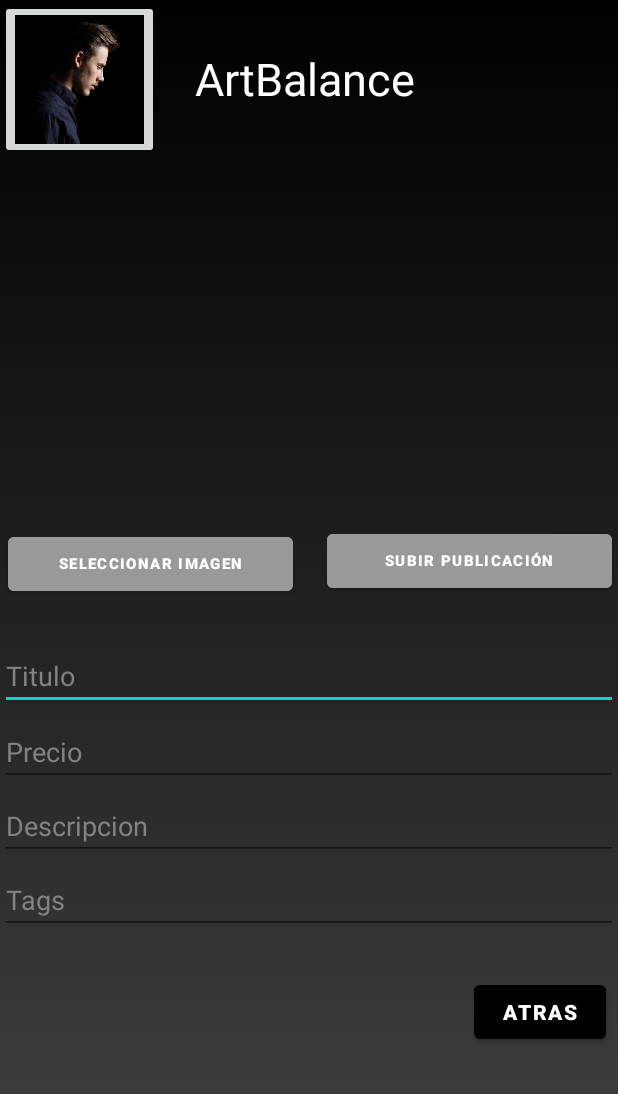
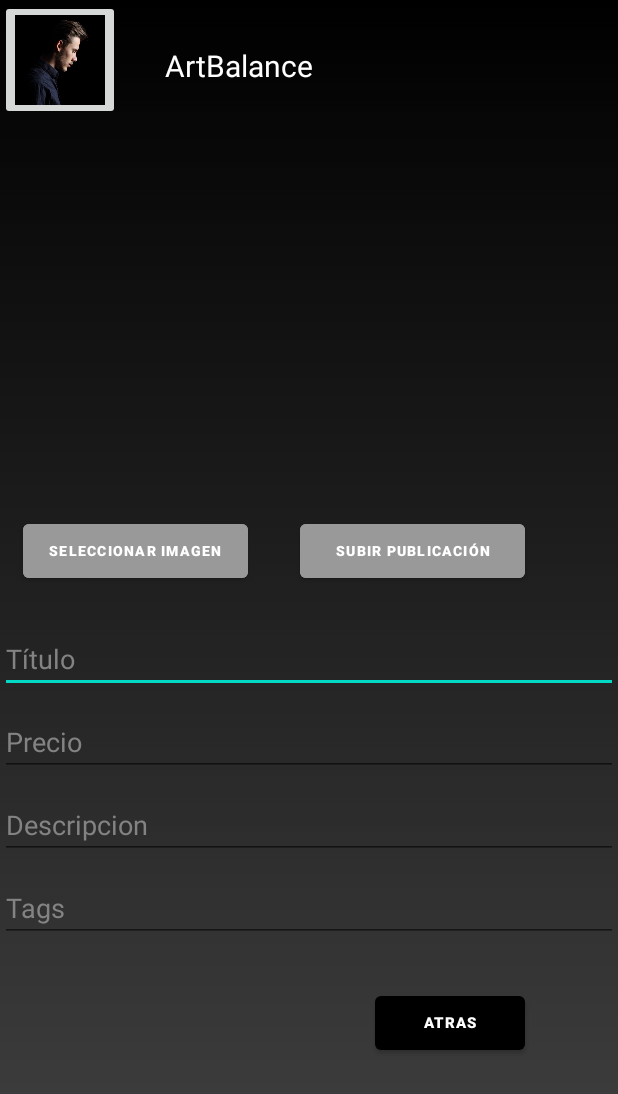
Before and after one commit to Naza-Calampuca/ArtBalance, an Android app: the SuirPublicacion screen opened directly, with no data from a screen before it, on a phone screen of 412 x 824 dp. Shown: the top 1094 px of the screen. Run offline under Robolectric (Android 15) with nearby library versions, the phone set to English and light mode, and no system bars; our stand-ins replace Firebase (no records; nobody signed in at launch, a user with empty details on screens opened directly).

Commit message:
Cambiando a Relative 2.0

```diff
--- a/app/src/main/java/com/example/artbalance/SuirPublicacion.java
+++ b/app/src/main/java/com/example/artbalance/SuirPublicacion.java
@@ -69,6 +69,16 @@ public class SuirPublicacion extends AppCompatActivity {
 
         //La informacion parece estar bien en el login, el problema es que acá la recibe mal y lo deja en null a mail
         // direccion de botones
+
+        ArtBalance.setOnClickListener(new View.OnClickListener() {
+
+            @Override
+            public void onClick(View v) {
+
+                Intent l = new Intent(SuirPublicacion.this, MainActivity.class);
+                startActivity(l);
+            }
+        });
 
         BotonPerfil.setOnClickListener(new View.OnClickListener() {
 
--- a/app/src/main/res/layout/activity_perfil_usuario.xml
+++ b/app/src/main/res/layout/activity_perfil_usuario.xml
@@ -22,7 +22,7 @@
         android:id="@+id/textView2"
         android:layout_width="wrap_content"
         android:layout_height="wrap_content"
-        android:layout_marginStart="90dp"
+        android:layout_marginStart="40dp"
         android:layout_marginTop="110dp"
         android:layout_marginRight="132dp"
         android:text="ArtBalance"
@@ -31,7 +31,7 @@
         android:textStyle="bold"
         app:layout_constraintRight_toRightOf="parent"
         app:layout_constraintStart_toEndOf="@+id/BotonPerfil"
-        app:layout_constraintTop_toTopOf="parent"/>
+        app:layout_constraintTop_toTopOf="parent" />
 
     <Button
         android:id="@+id/BotonCerrarSesion"
--- a/app/src/main/res/layout/activity_suir_publicacion.xml
+++ b/app/src/main/res/layout/activity_suir_publicacion.xml
@@ -8,132 +8,116 @@
     android:layout_width="match_parent"
     android:background="@drawable/gradient_background">
 
-    <androidx.constraintlayout.widget.ConstraintLayout
+    <RelativeLayout
         android:layout_width="match_parent"
         android:layout_height="match_parent">
 
         <ImageButton
             android:id="@+id/BotonPerfil"
-            android:layout_width="106dp"
-            android:layout_height="106dp"
+            android:layout_width="80dp"
+            android:layout_height="80dp"
             android:onClick="EntrarPerfil"
             android:scaleType="centerCrop"
-            android:src="@drawable/perfil"
-            app:layout_constraintLeft_toLeftOf="parent"
-            app:layout_constraintTop_toTopOf="parent"/>
+            android:src="@drawable/perfil"/>
 
         <TextView
-            android:id="@+id/TextView2"
+            android:id="@+id/textView2"
             android:layout_width="wrap_content"
             android:layout_height="wrap_content"
-            android:layout_marginStart="24dp"
-            android:layout_marginLeft="24dp"
-            android:layout_marginTop="32dp"
-            android:layout_marginRight="132dp"
             android:text="ArtBalance"
             android:textColor="@color/white"
-            android:textSize="30dp"
-            app:layout_constraintRight_toRightOf="parent"
-            app:layout_constraintStart_toEndOf="@+id/BotonPerfil"
-            app:layout_constraintTop_toTopOf="parent" />
+            android:textSize="20dp"
+            android:layout_marginStart="110dp"
+            android:layout_marginTop="30dp"/>
 
         <ImageView
             android:id="@+id/fotoprueba"
-            android:layout_width="359dp"
-            android:layout_height="234dp"
-            android:layout_marginStart="10dp"
-            android:layout_marginLeft="10dp"
+            android:layout_width="360dp"
+            android:layout_height="235dp"
+            app:backgroundTint="#FFFFFF"
+            android:layout_below="@+id/textView2"
             android:layout_marginTop="35dp"
-            android:layout_marginEnd="10dp"
-            android:layout_marginRight="10dp"
-            app:backgroundTint="#FFFFFF"
-            app:layout_constraintEnd_toEndOf="parent"
-            app:layout_constraintStart_toStartOf="parent"
-            app:layout_constraintTop_toBottomOf="@+id/TextView2"/>
+            android:layout_marginStart="25dp"/>
 
         <Button
             android:id="@+id/selectImagebtn"
-            android:layout_width="190dp"
+            android:layout_width="150dp"
             android:layout_height="wrap_content"
-            android:layout_marginLeft="5dp"
-            android:layout_marginTop="10dp"
             android:backgroundTint="#9A9999"
             android:text="Seleccionar Imagen"
-            android:textSize="10dp"
+            android:textSize="9dp"
             android:textStyle="bold"
             app:backgroundTint="#FFFFFF"
-            app:layout_constraintLeft_toLeftOf="parent"
-            app:layout_constraintTop_toBottomOf="@+id/fotoprueba" />
+            android:layout_below="@+id/fotoprueba"
+            android:layout_marginTop="15dp"
+            android:layout_marginStart="15dp"/>
 
         <Button
             android:id="@+id/uploadimagebtn"
-            android:layout_width="190dp"
+            android:layout_width="150dp"
             android:layout_height="wrap_content"
-            android:layout_marginTop="8dp"
-            android:layout_marginRight="4dp"
             android:backgroundTint="#9A9999"
             android:text="Subir Publicación"
             android:textColor="#FFFFFF"
-            android:textSize="10dp"
+            android:textSize="9dp"
             android:textStyle="bold"
             app:backgroundTint="#FFFFFF"
-            app:layout_constraintRight_toRightOf="parent"
-            app:layout_constraintTop_toBottomOf="@+id/fotoprueba" />
+            android:layout_below="@+id/fotoprueba"
+            android:layout_marginTop="15dp"
+            android:layout_marginStart="200dp"/>
 
         <EditText
             android:id="@+id/NombreImg"
             android:layout_width="match_parent"
             android:layout_height="wrap_content"
-            android:layout_marginTop="28dp"
-            android:hint="Titulo"
+            android:layout_marginTop="25dp"
+            android:hint="Título"
             android:textColor="#FFFFFF"
             android:textColorHint="#838383"
-            app:layout_constraintTop_toBottomOf="@+id/selectImagebtn" />
+            android:layout_below="@id/selectImagebtn"/>
 
         <EditText
             android:id="@+id/Precio"
             android:layout_width="match_parent"
             android:layout_height="wrap_content"
-            android:layout_marginTop="5dp"
+            android:layout_marginTop="10dp"
             android:hint="Precio"
             android:textColor="#FFFFFF"
             android:textColorHint="#838383"
-            app:layout_constraintTop_toBottomOf="@id/NombreImg" />
+            android:layout_below="@id/NombreImg"/>
 
         <EditText
             android:id="@+id/descripcion_img"
             android:layout_width="match_parent"
             android:layout_height="wrap_content"
-            android:layout_marginTop="4dp"
+            android:layout_marginTop="10dp"
             android:hint="Descripcion"
             android:textColor="#FFFFFF"
             android:textColorHint="#838383"
-            app:layout_constraintTop_toBottomOf="@id/Precio"
-            tools:layout_editor_absoluteX="-4dp" />
+            android:layout_below="@id/Precio"/>
 
         <EditText
             android:id="@+id/tags"
             android:layout_width="match_parent"
             android:layout_height="wrap_content"
-            android:layout_marginTop="4dp"
+            android:layout_marginTop="10dp"
             android:hint="Tags"
             android:textColor="#FFFFFF"
             android:textColorHint="#838383"
-            app:layout_constraintTop_toBottomOf="@id/descripcion_img"
-            tools:layout_editor_absoluteX="5dp" />
+            android:layout_below="@id/descripcion_img"/>
 
         <Button
             android:id="@+id/Atras"
-            android:layout_width="wrap_content"
+            android:layout_width="100dp"
             android:layout_height="wrap_content"
-            android:layout_marginLeft="316dp"
-            android:layout_marginTop="28dp"
+            android:layout_marginTop="30dp"
+            android:textSize="10dp"
             android:text="Atras"
             android:textStyle="bold"
             app:backgroundTint="#000000"
-            app:layout_constraintLeft_toLeftOf="parent"
-            app:layout_constraintTop_toBottomOf="@+id/tags" />
+            android:layout_below="@+id/tags"
+            android:layout_marginStart="250dp"/>
 
-    </androidx.constraintlayout.widget.ConstraintLayout>
+    </RelativeLayout>
 
 </ScrollView>
--- a/app/src/main/res/layout/list_publicaciones.xml
+++ b/app/src/main/res/layout/list_publicaciones.xml
@@ -15,7 +15,7 @@
         android:fontFamily="monospace"
         android:textColor="@color/white"
         android:textStyle="bold"
-        android:layout_marginTop="15dp"
+        android:layout_marginTop="25dp"
         android:layout_marginStart="30dp"/>
 
     <ImageView
@@ -36,7 +36,7 @@
         android:textStyle="bold"
         android:layout_below="@+id/Descripcion"
         android:layout_marginStart="30dp"
-        android:layout_marginTop="15dp"/>
+        android:layout_marginTop="10dp"/>
 
     <TextView
         android:id="@+id/Descripcion"
@@ -47,7 +47,7 @@
         android:textStyle="bold"
         android:textSize="19dp"
         android:layout_below="@+id/publicacion"
-        android:layout_marginTop="10dp"
+        android:layout_marginTop="15dp"
         android:layout_marginStart="30dp"/>
 
     <TextView
```
Also changed, not shown: app/src/main/java/com/example/artbalance/Registrarse.java (+1 -6 lines), app/src/main/res/layout/activity_cerrar_sesion.xml (+15 -33 lines), app/src/main/res/layout/activity_comprar_imagen.xml (+20 -27 lines), app/src/main/res/layout/activity_main.xml (+1 -8 lines), app/src/main/res/layout/activity_publicacion_antes_comprar.xml (+32 -63 lines), app/src/main/res/layout/activity_registrarse.xml (+0 -14 lines).
